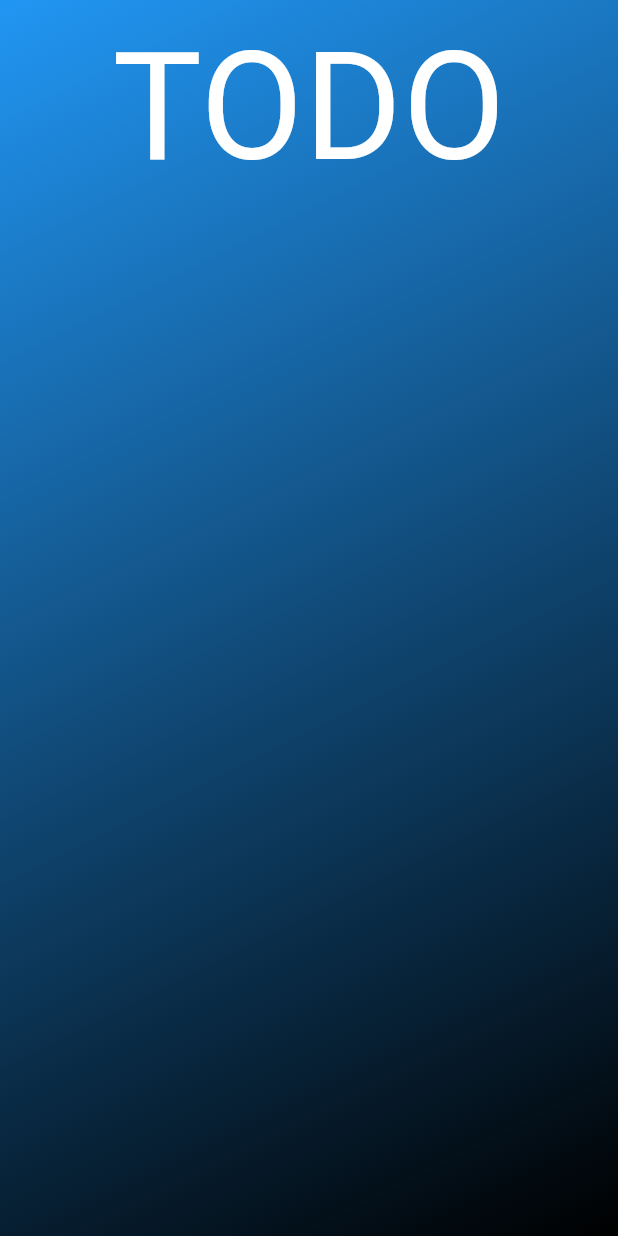
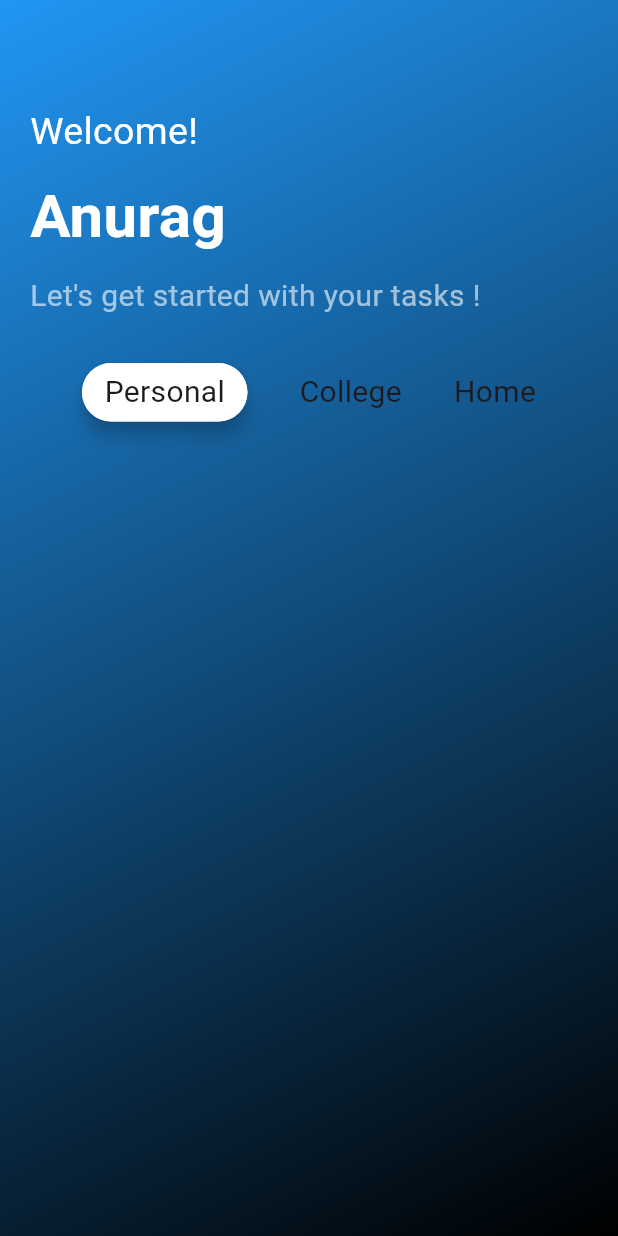
Before and after one commit to BugRuster/todo, a Flutter app: the screen it shows after launch, on a phone screen of 412 x 824 dp. Run offline on Flutter 3.47's test engine with Material 3 defaults, Android fonts, the phone set to English and light mode, and no system bars; our stand-ins replace get, pin_code_fields.

Commit message:
Todo update v0.2

```diff
--- a/lib/AppScreensMain/TODO_1.dart
+++ b/lib/AppScreensMain/TODO_1.dart
@@ -1,29 +1,99 @@
 import 'package:flutter/cupertino.dart';
 import 'package:flutter/material.dart';
 import 'package:flutter/widgets.dart';
+import 'package:get/get.dart';
 
 class TODO1 extends StatelessWidget {
   const TODO1({super.key});
 
+  bool Personal = true, College = false, Home = false;
   @override
   Widget build(BuildContext context) {
     return Scaffold(
         body: Container(
+      padding: EdgeInsets.only(top: 70, left: 20, right: 20, bottom: 20),
       height: MediaQuery.of(context).size.height,
       width: MediaQuery.of(context).size.width,
       decoration: BoxDecoration(
         gradient: LinearGradient(
           begin: Alignment.topLeft,
           end: Alignment.bottomRight,
-          colors: [
-            Colors.blue,
-            Colors.black
-          ],
+          colors: [Colors.blue, Colors.black],
         ),
       ),
       child: Column(
+        crossAxisAlignment: CrossAxisAlignment.start,
         children: [
-          Container(child: Text("TODO", style:TextStyle(fontSize: 100,color: Colors.white),),)
+          Container(
+            child: Text(
+              "Welcome!",
+              style: TextStyle(fontSize: 25, color: Colors.white),
+            ),
+          ),
+          SizedBox(height: 10),
+          Container(
+            child: Text(
+              "Anurag",
+              style: TextStyle(
+                  fontSize: 40,
+                  color: Colors.white,
+                  fontWeight: FontWeight.bold),
+            ),
+          ),
+          SizedBox(height: 10),
+          Container(
+            child: Text(
+              "Let's get started with your tasks !",
+              style: TextStyle(fontSize: 20, color: Colors.white60),
+            ),
+          ),
+          SizedBox(height: 30),
+          Row(
+            mainAxisAlignment: MainAxisAlignment.spaceEvenly,
+            children: [
+              Personal
+                  ? Material(
+                      elevation: 5,
+                      borderRadius: BorderRadius.circular(20),
+                      child: Container(
+                        padding:
+                            EdgeInsets.symmetric(horizontal: 15, vertical: 5),
+                        decoration: BoxDecoration(
+                          color: Colors.white,
+                          borderRadius: BorderRadius.circular(20),
+                        ),
+                        child: Text(
+                          "Personal",
+                          style: TextStyle(fontSize: 20),
+                        ),
+                      ),
+                    )
+                  : GestureDetector(
+                      onTap: () {
+                        Personal = true;
+                        College = false;
+                        Home = false;
+                        // setState(() {});
+                      },
+                      child: Text(
+                        "Personal",
+                        style: TextStyle(fontSize: 20),
+                      ),
+                    ),
+              Container(
+                child: Text(
+                  "College",
+                  style: TextStyle(fontSize: 20),
+                ),
+              ),
+              Container(
+                child: Text(
+                  "Home",
+                  style: TextStyle(fontSize: 20),
+                ),
+              ),
+            ],
+          ),
         ],
       ),
     ));
```
